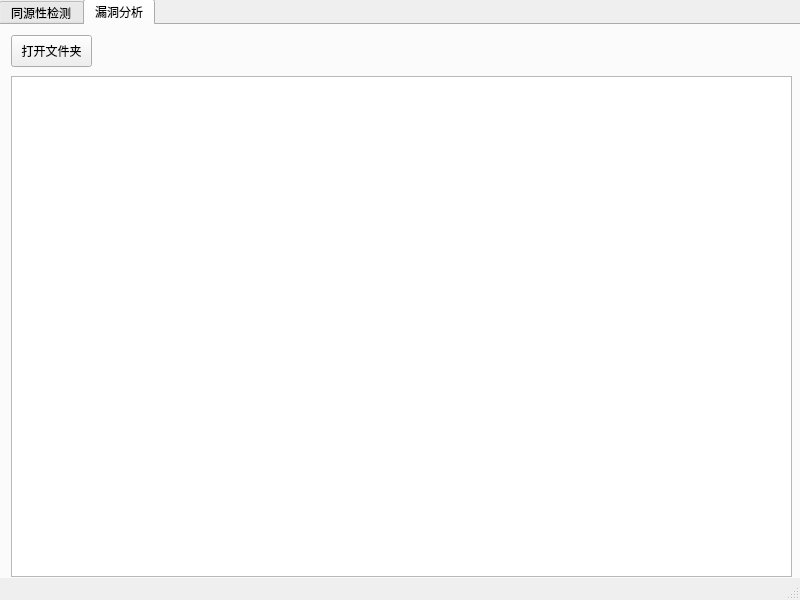
Old version of the form SoftwareSecurityCourseDesign/SoftwareSecurityCourseDesign/mainwindow.ui in the repository yilinfang/SoftwareSecurityCourseDesign.
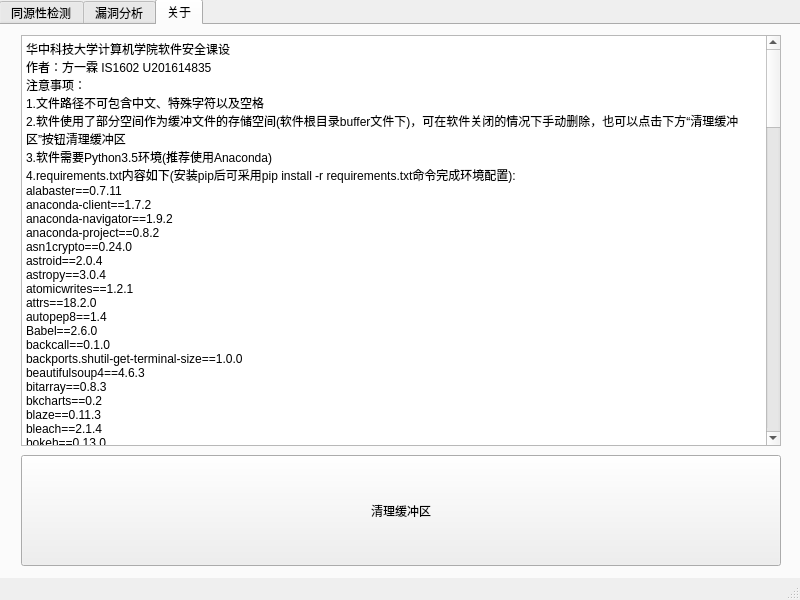
New version of the form.

```diff
--- a/SoftwareSecurityCourseDesign/SoftwareSecurityCourseDesign/mainwindow.ui
+++ b/SoftwareSecurityCourseDesign/SoftwareSecurityCourseDesign/mainwindow.ui
@@ -36,7 +36,7 @@
      </rect>
     </property>
     <property name="currentIndex">
-     <number>1</number>
+     <number>2</number>
     </property>
     <property name="elideMode">
      <enum>Qt::ElideLeft</enum>
@@ -188,6 +188,238 @@
       </property>
      </widget>
     </widget>
+    <widget class="QWidget" name="tab_3">
+     <attribute name="title">
+      <string>关于</string>
+     </attribute>
+     <widget class="QPushButton" name="pushButton_2">
+      <property name="geometry">
+       <rect>
+        <x>20</x>
+        <y>430</y>
+        <width>760</width>
+        <height>111</height>
+       </rect>
+      </property>
+      <property name="text">
+       <string>清理缓冲区</string>
+      </property>
+     </widget>
+     <widget class="QTextBrowser" name="textBrowser">
+      <property name="geometry">
+       <rect>
+        <x>20</x>
+        <y>10</y>
+        <width>760</width>
+        <height>411</height>
+       </rect>
+      </property>
+      <property name="html">
+       <string>&lt;!DOCTYPE HTML PUBLIC &quot;-//W3C//DTD HTML 4.0//EN&quot; &quot;http://www.w3.org/TR/REC-html40/strict.dtd&quot;&gt;
+&lt;html&gt;&lt;head&gt;&lt;meta name=&quot;qrichtext&quot; content=&quot;1&quot; /&gt;&lt;style type=&quot;text/css&quot;&gt;
+p, li { white-space: pre-wrap; }
+&lt;/style&gt;&lt;/head&gt;&lt;body style=&quot; font-family:'SimSun'; font-size:9pt; font-weight:400; font-style:normal;&quot;&gt;
+&lt;p style=&quot; margin-top:0px; margin-bottom:0px; margin-left:0px; margin-right:0px; -qt-block-indent:0; text-indent:0px;&quot;&gt;华中科技大学计算机学院软件安全课设&lt;/p&gt;
+&lt;p style=&quot; margin-top:0px; margin-bottom:0px; margin-left:0px; margin-right:0px; -qt-block-indent:0; text-indent:0px;&quot;&gt;作者：方一霖 IS1602 U201614835&lt;/p&gt;
+&lt;p style=&quot; margin-top:0px; margin-bottom:0px; margin-left:0px; margin-right:0px; -qt-block-indent:0; text-indent:0px;&quot;&gt;注意事项：&lt;/p&gt;
+&lt;p style=&quot; margin-top:0px; margin-bottom:0px; margin-left:0px; margin-right:0px; -qt-block-indent:0; text-indent:0px;&quot;&gt;1.文件路径不可包含中文、特殊字符以及空格&lt;/p&gt;
+&lt;p style=&quot; margin-top:0px; margin-bottom:0px; margin-left:0px; margin-right:0px; -qt-block-indent:0; text-indent:0px;&quot;&gt;2.软件使用了部分空间作为缓冲文件的存储空间(软件根目录buffer文件下)，可在软件关闭的情况下手动删除，也可以点击下方“清理缓冲区”按钮清理缓冲区&lt;/p&gt;
+&lt;p style=&quot; margin-top:0px; margin-bottom:0px; margin-left:0px; margin-right:0px; -qt-block-indent:0; text-indent:0px;&quot;&gt;3.软件需要Python3.5环境(推荐使用Anaconda)&lt;/p&gt;
+&lt;p style=&quot; margin-top:0px; margin-bottom:0px; margin-left:0px; margin-right:0px; -qt-block-indent:0; text-indent:0px;&quot;&gt;4.requirements.txt内容如下(安装pip后可采用pip install -r requirements.txt命令完成环境配置):&lt;/p&gt;
+&lt;p style=&quot; margin-top:0px; margin-bottom:0px; margin-left:0px; margin-right:0px; -qt-block-indent:0; text-indent:0px;&quot;&gt;alabaster==0.7.11&lt;/p&gt;
+&lt;p style=&quot; margin-top:0px; margin-bottom:0px; margin-left:0px; margin-right:0px; -qt-block-indent:0; text-indent:0px;&quot;&gt;anaconda-client==1.7.2&lt;/p&gt;
+&lt;p style=&quot; margin-top:0px; margin-bottom:0px; margin-left:0px; margin-right:0px; -qt-block-indent:0; text-indent:0px;&quot;&gt;anaconda-navigator==1.9.2&lt;/p&gt;
+&lt;p style=&quot; margin-top:0px; margin-bottom:0px; margin-left:0px; margin-right:0px; -qt-block-indent:0; text-indent:0px;&quot;&gt;anaconda-project==0.8.2&lt;/p&gt;
+&lt;p style=&quot; margin-top:0px; margin-bottom:0px; margin-left:0px; margin-right:0px; -qt-block-indent:0; text-indent:0px;&quot;&gt;asn1crypto==0.24.0&lt;/p&gt;
+&lt;p style=&quot; margin-top:0px; margin-bottom:0px; margin-left:0px; margin-right:0px; -qt-block-indent:0; text-indent:0px;&quot;&gt;astroid==2.0.4&lt;/p&gt;
+&lt;p style=&quot; margin-top:0px; margin-bottom:0px; margin-left:0px; margin-right:0px; -qt-block-indent:0; text-indent:0px;&quot;&gt;astropy==3.0.4&lt;/p&gt;
+&lt;p style=&quot; margin-top:0px; margin-bottom:0px; margin-left:0px; margin-right:0px; -qt-block-indent:0; text-indent:0px;&quot;&gt;atomicwrites==1.2.1&lt;/p&gt;
+&lt;p style=&quot; margin-top:0px; margin-bottom:0px; margin-left:0px; margin-right:0px; -qt-block-indent:0; text-indent:0px;&quot;&gt;attrs==18.2.0&lt;/p&gt;
+&lt;p style=&quot; margin-top:0px; margin-bottom:0px; margin-left:0px; margin-right:0px; -qt-block-indent:0; text-indent:0px;&quot;&gt;autopep8==1.4&lt;/p&gt;
+&lt;p style=&quot; margin-top:0px; margin-bottom:0px; margin-left:0px; margin-right:0px; -qt-block-indent:0; text-indent:0px;&quot;&gt;Babel==2.6.0&lt;/p&gt;
+&lt;p style=&quot; margin-top:0px; margin-bottom:0px; margin-left:0px; margin-right:0px; -qt-block-indent:0; text-indent:0px;&quot;&gt;backcall==0.1.0&lt;/p&gt;
+&lt;p style=&quot; margin-top:0px; margin-bottom:0px; margin-left:0px; margin-right:0px; -qt-block-indent:0; text-indent:0px;&quot;&gt;backports.shutil-get-terminal-size==1.0.0&lt;/p&gt;
+&lt;p style=&quot; margin-top:0px; margin-bottom:0px; margin-left:0px; margin-right:0px; -qt-block-indent:0; text-indent:0px;&quot;&gt;beautifulsoup4==4.6.3&lt;/p&gt;
+&lt;p style=&quot; margin-top:0px; margin-bottom:0px; margin-left:0px; margin-right:0px; -qt-block-indent:0; text-indent:0px;&quot;&gt;bitarray==0.8.3&lt;/p&gt;
+&lt;p style=&quot; margin-top:0px; margin-bottom:0px; margin-left:0px; margin-right:0px; -qt-block-indent:0; text-indent:0px;&quot;&gt;bkcharts==0.2&lt;/p&gt;
+&lt;p style=&quot; margin-top:0px; margin-bottom:0px; margin-left:0px; margin-right:0px; -qt-block-indent:0; text-indent:0px;&quot;&gt;blaze==0.11.3&lt;/p&gt;
+&lt;p style=&quot; margin-top:0px; margin-bottom:0px; margin-left:0px; margin-right:0px; -qt-block-indent:0; text-indent:0px;&quot;&gt;bleach==2.1.4&lt;/p&gt;
+&lt;p style=&quot; margin-top:0px; margin-bottom:0px; margin-left:0px; margin-right:0px; -qt-block-indent:0; text-indent:0px;&quot;&gt;bokeh==0.13.0&lt;/p&gt;
+&lt;p style=&quot; margin-top:0px; margin-bottom:0px; margin-left:0px; margin-right:0px; -qt-block-indent:0; text-indent:0px;&quot;&gt;boto==2.49.0&lt;/p&gt;
+&lt;p style=&quot; margin-top:0px; margin-bottom:0px; margin-left:0px; margin-right:0px; -qt-block-indent:0; text-indent:0px;&quot;&gt;Bottleneck==1.2.1&lt;/p&gt;
+&lt;p style=&quot; margin-top:0px; margin-bottom:0px; margin-left:0px; margin-right:0px; -qt-block-indent:0; text-indent:0px;&quot;&gt;certifi==2018.8.24&lt;/p&gt;
+&lt;p style=&quot; margin-top:0px; margin-bottom:0px; margin-left:0px; margin-right:0px; -qt-block-indent:0; text-indent:0px;&quot;&gt;cffi==1.11.5&lt;/p&gt;
+&lt;p style=&quot; margin-top:0px; margin-bottom:0px; margin-left:0px; margin-right:0px; -qt-block-indent:0; text-indent:0px;&quot;&gt;chardet==3.0.4&lt;/p&gt;
+&lt;p style=&quot; margin-top:0px; margin-bottom:0px; margin-left:0px; margin-right:0px; -qt-block-indent:0; text-indent:0px;&quot;&gt;Click==7.0&lt;/p&gt;
+&lt;p style=&quot; margin-top:0px; margin-bottom:0px; margin-left:0px; margin-right:0px; -qt-block-indent:0; text-indent:0px;&quot;&gt;cloudpickle==0.5.6&lt;/p&gt;
+&lt;p style=&quot; margin-top:0px; margin-bottom:0px; margin-left:0px; margin-right:0px; -qt-block-indent:0; text-indent:0px;&quot;&gt;clyent==1.2.2&lt;/p&gt;
+&lt;p style=&quot; margin-top:0px; margin-bottom:0px; margin-left:0px; margin-right:0px; -qt-block-indent:0; text-indent:0px;&quot;&gt;colorama==0.3.9&lt;/p&gt;
+&lt;p style=&quot; margin-top:0px; margin-bottom:0px; margin-left:0px; margin-right:0px; -qt-block-indent:0; text-indent:0px;&quot;&gt;comtypes==1.1.7&lt;/p&gt;
+&lt;p style=&quot; margin-top:0px; margin-bottom:0px; margin-left:0px; margin-right:0px; -qt-block-indent:0; text-indent:0px;&quot;&gt;conda==4.5.11&lt;/p&gt;
+&lt;p style=&quot; margin-top:0px; margin-bottom:0px; margin-left:0px; margin-right:0px; -qt-block-indent:0; text-indent:0px;&quot;&gt;conda-build==3.16.0&lt;/p&gt;
+&lt;p style=&quot; margin-top:0px; margin-bottom:0px; margin-left:0px; margin-right:0px; -qt-block-indent:0; text-indent:0px;&quot;&gt;conda-verify==3.1.1&lt;/p&gt;
+&lt;p style=&quot; margin-top:0px; margin-bottom:0px; margin-left:0px; margin-right:0px; -qt-block-indent:0; text-indent:0px;&quot;&gt;contextlib2==0.5.5&lt;/p&gt;
+&lt;p style=&quot; margin-top:0px; margin-bottom:0px; margin-left:0px; margin-right:0px; -qt-block-indent:0; text-indent:0px;&quot;&gt;cryptography==2.3.1&lt;/p&gt;
+&lt;p style=&quot; margin-top:0px; margin-bottom:0px; margin-left:0px; margin-right:0px; -qt-block-indent:0; text-indent:0px;&quot;&gt;cycler==0.10.0&lt;/p&gt;
+&lt;p style=&quot; margin-top:0px; margin-bottom:0px; margin-left:0px; margin-right:0px; -qt-block-indent:0; text-indent:0px;&quot;&gt;Cython==0.28.5&lt;/p&gt;
+&lt;p style=&quot; margin-top:0px; margin-bottom:0px; margin-left:0px; margin-right:0px; -qt-block-indent:0; text-indent:0px;&quot;&gt;cytoolz==0.9.0.1&lt;/p&gt;
+&lt;p style=&quot; margin-top:0px; margin-bottom:0px; margin-left:0px; margin-right:0px; -qt-block-indent:0; text-indent:0px;&quot;&gt;dask==0.19.3&lt;/p&gt;
+&lt;p style=&quot; margin-top:0px; margin-bottom:0px; margin-left:0px; margin-right:0px; -qt-block-indent:0; text-indent:0px;&quot;&gt;datashape==0.5.4&lt;/p&gt;
+&lt;p style=&quot; margin-top:0px; margin-bottom:0px; margin-left:0px; margin-right:0px; -qt-block-indent:0; text-indent:0px;&quot;&gt;decorator==4.3.0&lt;/p&gt;
+&lt;p style=&quot; margin-top:0px; margin-bottom:0px; margin-left:0px; margin-right:0px; -qt-block-indent:0; text-indent:0px;&quot;&gt;distributed==1.23.3&lt;/p&gt;
+&lt;p style=&quot; margin-top:0px; margin-bottom:0px; margin-left:0px; margin-right:0px; -qt-block-indent:0; text-indent:0px;&quot;&gt;docutils==0.14&lt;/p&gt;
+&lt;p style=&quot; margin-top:0px; margin-bottom:0px; margin-left:0px; margin-right:0px; -qt-block-indent:0; text-indent:0px;&quot;&gt;entrypoints==0.2.3&lt;/p&gt;
+&lt;p style=&quot; margin-top:0px; margin-bottom:0px; margin-left:0px; margin-right:0px; -qt-block-indent:0; text-indent:0px;&quot;&gt;et-xmlfile==1.0.1&lt;/p&gt;
+&lt;p style=&quot; margin-top:0px; margin-bottom:0px; margin-left:0px; margin-right:0px; -qt-block-indent:0; text-indent:0px;&quot;&gt;fastcache==1.0.2&lt;/p&gt;
+&lt;p style=&quot; margin-top:0px; margin-bottom:0px; margin-left:0px; margin-right:0px; -qt-block-indent:0; text-indent:0px;&quot;&gt;filelock==3.0.8&lt;/p&gt;
+&lt;p style=&quot; margin-top:0px; margin-bottom:0px; margin-left:0px; margin-right:0px; -qt-block-indent:0; text-indent:0px;&quot;&gt;Flask==1.0.2&lt;/p&gt;
+&lt;p style=&quot; margin-top:0px; margin-bottom:0px; margin-left:0px; margin-right:0px; -qt-block-indent:0; text-indent:0px;&quot;&gt;Flask-Cors==3.0.6&lt;/p&gt;
+&lt;p style=&quot; margin-top:0px; margin-bottom:0px; margin-left:0px; margin-right:0px; -qt-block-indent:0; text-indent:0px;&quot;&gt;future==0.16.0&lt;/p&gt;
+&lt;p style=&quot; margin-top:0px; margin-bottom:0px; margin-left:0px; margin-right:0px; -qt-block-indent:0; text-indent:0px;&quot;&gt;gevent==1.3.6&lt;/p&gt;
+&lt;p style=&quot; margin-top:0px; margin-bottom:0px; margin-left:0px; margin-right:0px; -qt-block-indent:0; text-indent:0px;&quot;&gt;glob2==0.6&lt;/p&gt;
+&lt;p style=&quot; margin-top:0px; margin-bottom:0px; margin-left:0px; margin-right:0px; -qt-block-indent:0; text-indent:0px;&quot;&gt;greenlet==0.4.15&lt;/p&gt;
+&lt;p style=&quot; margin-top:0px; margin-bottom:0px; margin-left:0px; margin-right:0px; -qt-block-indent:0; text-indent:0px;&quot;&gt;h5py==2.8.0&lt;/p&gt;
+&lt;p style=&quot; margin-top:0px; margin-bottom:0px; margin-left:0px; margin-right:0px; -qt-block-indent:0; text-indent:0px;&quot;&gt;heapdict==1.0.0&lt;/p&gt;
+&lt;p style=&quot; margin-top:0px; margin-bottom:0px; margin-left:0px; margin-right:0px; -qt-block-indent:0; text-indent:0px;&quot;&gt;html5lib==1.0.1&lt;/p&gt;
+&lt;p style=&quot; margin-top:0px; margin-bottom:0px; margin-left:0px; margin-right:0px; -qt-block-indent:0; text-indent:0px;&quot;&gt;idna==2.7&lt;/p&gt;
+&lt;p style=&quot; margin-top:0px; margin-bottom:0px; margin-left:0px; margin-right:0px; -qt-block-indent:0; text-indent:0px;&quot;&gt;imageio==2.4.1&lt;/p&gt;
+&lt;p style=&quot; margin-top:0px; margin-bottom:0px; margin-left:0px; margin-right:0px; -qt-block-indent:0; text-indent:0px;&quot;&gt;imagesize==1.1.0&lt;/p&gt;
+&lt;p style=&quot; margin-top:0px; margin-bottom:0px; margin-left:0px; margin-right:0px; -qt-block-indent:0; text-indent:0px;&quot;&gt;ipykernel==5.0.0&lt;/p&gt;
+&lt;p style=&quot; margin-top:0px; margin-bottom:0px; margin-left:0px; margin-right:0px; -qt-block-indent:0; text-indent:0px;&quot;&gt;ipython==7.0.1&lt;/p&gt;
+&lt;p style=&quot; margin-top:0px; margin-bottom:0px; margin-left:0px; margin-right:0px; -qt-block-indent:0; text-indent:0px;&quot;&gt;ipython-genutils==0.2.0&lt;/p&gt;
+&lt;p style=&quot; margin-top:0px; margin-bottom:0px; margin-left:0px; margin-right:0px; -qt-block-indent:0; text-indent:0px;&quot;&gt;isort==4.3.4&lt;/p&gt;
+&lt;p style=&quot; margin-top:0px; margin-bottom:0px; margin-left:0px; margin-right:0px; -qt-block-indent:0; text-indent:0px;&quot;&gt;itsdangerous==0.24&lt;/p&gt;
+&lt;p style=&quot; margin-top:0px; margin-bottom:0px; margin-left:0px; margin-right:0px; -qt-block-indent:0; text-indent:0px;&quot;&gt;jdcal==1.4&lt;/p&gt;
+&lt;p style=&quot; margin-top:0px; margin-bottom:0px; margin-left:0px; margin-right:0px; -qt-block-indent:0; text-indent:0px;&quot;&gt;jedi==0.12.1&lt;/p&gt;
+&lt;p style=&quot; margin-top:0px; margin-bottom:0px; margin-left:0px; margin-right:0px; -qt-block-indent:0; text-indent:0px;&quot;&gt;Jinja2==2.10&lt;/p&gt;
+&lt;p style=&quot; margin-top:0px; margin-bottom:0px; margin-left:0px; margin-right:0px; -qt-block-indent:0; text-indent:0px;&quot;&gt;jsonschema==2.6.0&lt;/p&gt;
+&lt;p style=&quot; margin-top:0px; margin-bottom:0px; margin-left:0px; margin-right:0px; -qt-block-indent:0; text-indent:0px;&quot;&gt;jupyter-client==5.2.3&lt;/p&gt;
+&lt;p style=&quot; margin-top:0px; margin-bottom:0px; margin-left:0px; margin-right:0px; -qt-block-indent:0; text-indent:0px;&quot;&gt;jupyter-console==5.2.0&lt;/p&gt;
+&lt;p style=&quot; margin-top:0px; margin-bottom:0px; margin-left:0px; margin-right:0px; -qt-block-indent:0; text-indent:0px;&quot;&gt;jupyter-core==4.4.0&lt;/p&gt;
+&lt;p style=&quot; margin-top:0px; margin-bottom:0px; margin-left:0px; margin-right:0px; -qt-block-indent:0; text-indent:0px;&quot;&gt;kiwisolver==1.0.1&lt;/p&gt;
+&lt;p style=&quot; margin-top:0px; margin-bottom:0px; margin-left:0px; margin-right:0px; -qt-block-indent:0; text-indent:0px;&quot;&gt;lazy-object-proxy==1.3.1&lt;/p&gt;
+&lt;p style=&quot; margin-top:0px; margin-bottom:0px; margin-left:0px; margin-right:0px; -qt-block-indent:0; text-indent:0px;&quot;&gt;libarchive-c==2.8&lt;/p&gt;
+&lt;p style=&quot; margin-top:0px; margin-bottom:0px; margin-left:0px; margin-right:0px; -qt-block-indent:0; text-indent:0px;&quot;&gt;llvmlite==0.25.0&lt;/p&gt;
+&lt;p style=&quot; margin-top:0px; margin-bottom:0px; margin-left:0px; margin-right:0px; -qt-block-indent:0; text-indent:0px;&quot;&gt;locket==0.2.0&lt;/p&gt;
+&lt;p style=&quot; margin-top:0px; margin-bottom:0px; margin-left:0px; margin-right:0px; -qt-block-indent:0; text-indent:0px;&quot;&gt;lxml==4.2.5&lt;/p&gt;
+&lt;p style=&quot; margin-top:0px; margin-bottom:0px; margin-left:0px; margin-right:0px; -qt-block-indent:0; text-indent:0px;&quot;&gt;MarkupSafe==1.0&lt;/p&gt;
+&lt;p style=&quot; margin-top:0px; margin-bottom:0px; margin-left:0px; margin-right:0px; -qt-block-indent:0; text-indent:0px;&quot;&gt;matplotlib==3.0.0&lt;/p&gt;
+&lt;p style=&quot; margin-top:0px; margin-bottom:0px; margin-left:0px; margin-right:0px; -qt-block-indent:0; text-indent:0px;&quot;&gt;mccabe==0.6.1&lt;/p&gt;
+&lt;p style=&quot; margin-top:0px; margin-bottom:0px; margin-left:0px; margin-right:0px; -qt-block-indent:0; text-indent:0px;&quot;&gt;menuinst==1.4.14&lt;/p&gt;
+&lt;p style=&quot; margin-top:0px; margin-bottom:0px; margin-left:0px; margin-right:0px; -qt-block-indent:0; text-indent:0px;&quot;&gt;mistune==0.8.3&lt;/p&gt;
+&lt;p style=&quot; margin-top:0px; margin-bottom:0px; margin-left:0px; margin-right:0px; -qt-block-indent:0; text-indent:0px;&quot;&gt;mkl-fft==1.0.6&lt;/p&gt;
+&lt;p style=&quot; margin-top:0px; margin-bottom:0px; margin-left:0px; margin-right:0px; -qt-block-indent:0; text-indent:0px;&quot;&gt;mkl-random==1.0.1&lt;/p&gt;
+&lt;p style=&quot; margin-top:0px; margin-bottom:0px; margin-left:0px; margin-right:0px; -qt-block-indent:0; text-indent:0px;&quot;&gt;more-itertools==4.3.0&lt;/p&gt;
+&lt;p style=&quot; margin-top:0px; margin-bottom:0px; margin-left:0px; margin-right:0px; -qt-block-indent:0; text-indent:0px;&quot;&gt;mpmath==1.0.0&lt;/p&gt;
+&lt;p style=&quot; margin-top:0px; margin-bottom:0px; margin-left:0px; margin-right:0px; -qt-block-indent:0; text-indent:0px;&quot;&gt;msgpack==0.5.6&lt;/p&gt;
+&lt;p style=&quot; margin-top:0px; margin-bottom:0px; margin-left:0px; margin-right:0px; -qt-block-indent:0; text-indent:0px;&quot;&gt;multipledispatch==0.6.0&lt;/p&gt;
+&lt;p style=&quot; margin-top:0px; margin-bottom:0px; margin-left:0px; margin-right:0px; -qt-block-indent:0; text-indent:0px;&quot;&gt;navigator-updater==0.2.1&lt;/p&gt;
+&lt;p style=&quot; margin-top:0px; margin-bottom:0px; margin-left:0px; margin-right:0px; -qt-block-indent:0; text-indent:0px;&quot;&gt;nbconvert==5.3.1&lt;/p&gt;
+&lt;p style=&quot; margin-top:0px; margin-bottom:0px; margin-left:0px; margin-right:0px; -qt-block-indent:0; text-indent:0px;&quot;&gt;nbformat==4.4.0&lt;/p&gt;
+&lt;p style=&quot; margin-top:0px; margin-bottom:0px; margin-left:0px; margin-right:0px; -qt-block-indent:0; text-indent:0px;&quot;&gt;networkx==2.2&lt;/p&gt;
+&lt;p style=&quot; margin-top:0px; margin-bottom:0px; margin-left:0px; margin-right:0px; -qt-block-indent:0; text-indent:0px;&quot;&gt;nltk==3.3&lt;/p&gt;
+&lt;p style=&quot; margin-top:0px; margin-bottom:0px; margin-left:0px; margin-right:0px; -qt-block-indent:0; text-indent:0px;&quot;&gt;nose==1.3.7&lt;/p&gt;
+&lt;p style=&quot; margin-top:0px; margin-bottom:0px; margin-left:0px; margin-right:0px; -qt-block-indent:0; text-indent:0px;&quot;&gt;numba==0.40.0&lt;/p&gt;
+&lt;p style=&quot; margin-top:0px; margin-bottom:0px; margin-left:0px; margin-right:0px; -qt-block-indent:0; text-indent:0px;&quot;&gt;numexpr==2.6.8&lt;/p&gt;
+&lt;p style=&quot; margin-top:0px; margin-bottom:0px; margin-left:0px; margin-right:0px; -qt-block-indent:0; text-indent:0px;&quot;&gt;numpy==1.15.2&lt;/p&gt;
+&lt;p style=&quot; margin-top:0px; margin-bottom:0px; margin-left:0px; margin-right:0px; -qt-block-indent:0; text-indent:0px;&quot;&gt;numpydoc==0.8.0&lt;/p&gt;
+&lt;p style=&quot; margin-top:0px; margin-bottom:0px; margin-left:0px; margin-right:0px; -qt-block-indent:0; text-indent:0px;&quot;&gt;odo==0.5.1&lt;/p&gt;
+&lt;p style=&quot; margin-top:0px; margin-bottom:0px; margin-left:0px; margin-right:0px; -qt-block-indent:0; text-indent:0px;&quot;&gt;olefile==0.46&lt;/p&gt;
+&lt;p style=&quot; margin-top:0px; margin-bottom:0px; margin-left:0px; margin-right:0px; -qt-block-indent:0; text-indent:0px;&quot;&gt;openpyxl==2.5.8&lt;/p&gt;
+&lt;p style=&quot; margin-top:0px; margin-bottom:0px; margin-left:0px; margin-right:0px; -qt-block-indent:0; text-indent:0px;&quot;&gt;packaging==18.0&lt;/p&gt;
+&lt;p style=&quot; margin-top:0px; margin-bottom:0px; margin-left:0px; margin-right:0px; -qt-block-indent:0; text-indent:0px;&quot;&gt;pandas==0.23.4&lt;/p&gt;
+&lt;p style=&quot; margin-top:0px; margin-bottom:0px; margin-left:0px; margin-right:0px; -qt-block-indent:0; text-indent:0px;&quot;&gt;pandocfilters==1.4.2&lt;/p&gt;
+&lt;p style=&quot; margin-top:0px; margin-bottom:0px; margin-left:0px; margin-right:0px; -qt-block-indent:0; text-indent:0px;&quot;&gt;parso==0.3.1&lt;/p&gt;
+&lt;p style=&quot; margin-top:0px; margin-bottom:0px; margin-left:0px; margin-right:0px; -qt-block-indent:0; text-indent:0px;&quot;&gt;partd==0.3.8&lt;/p&gt;
+&lt;p style=&quot; margin-top:0px; margin-bottom:0px; margin-left:0px; margin-right:0px; -qt-block-indent:0; text-indent:0px;&quot;&gt;path.py==11.1.0&lt;/p&gt;
+&lt;p style=&quot; margin-top:0px; margin-bottom:0px; margin-left:0px; margin-right:0px; -qt-block-indent:0; text-indent:0px;&quot;&gt;pathlib2==2.3.2&lt;/p&gt;
+&lt;p style=&quot; margin-top:0px; margin-bottom:0px; margin-left:0px; margin-right:0px; -qt-block-indent:0; text-indent:0px;&quot;&gt;patsy==0.5.0&lt;/p&gt;
+&lt;p style=&quot; margin-top:0px; margin-bottom:0px; margin-left:0px; margin-right:0px; -qt-block-indent:0; text-indent:0px;&quot;&gt;pep8==1.7.1&lt;/p&gt;
+&lt;p style=&quot; margin-top:0px; margin-bottom:0px; margin-left:0px; margin-right:0px; -qt-block-indent:0; text-indent:0px;&quot;&gt;pickleshare==0.7.5&lt;/p&gt;
+&lt;p style=&quot; margin-top:0px; margin-bottom:0px; margin-left:0px; margin-right:0px; -qt-block-indent:0; text-indent:0px;&quot;&gt;Pillow==5.3.0&lt;/p&gt;
+&lt;p style=&quot; margin-top:0px; margin-bottom:0px; margin-left:0px; margin-right:0px; -qt-block-indent:0; text-indent:0px;&quot;&gt;pkginfo==1.4.2&lt;/p&gt;
+&lt;p style=&quot; margin-top:0px; margin-bottom:0px; margin-left:0px; margin-right:0px; -qt-block-indent:0; text-indent:0px;&quot;&gt;pluggy==0.7.1&lt;/p&gt;
+&lt;p style=&quot; margin-top:0px; margin-bottom:0px; margin-left:0px; margin-right:0px; -qt-block-indent:0; text-indent:0px;&quot;&gt;ply==3.11&lt;/p&gt;
+&lt;p style=&quot; margin-top:0px; margin-bottom:0px; margin-left:0px; margin-right:0px; -qt-block-indent:0; text-indent:0px;&quot;&gt;prompt-toolkit==2.0.5&lt;/p&gt;
+&lt;p style=&quot; margin-top:0px; margin-bottom:0px; margin-left:0px; margin-right:0px; -qt-block-indent:0; text-indent:0px;&quot;&gt;psutil==5.4.7&lt;/p&gt;
+&lt;p style=&quot; margin-top:0px; margin-bottom:0px; margin-left:0px; margin-right:0px; -qt-block-indent:0; text-indent:0px;&quot;&gt;py==1.6.0&lt;/p&gt;
+&lt;p style=&quot; margin-top:0px; margin-bottom:0px; margin-left:0px; margin-right:0px; -qt-block-indent:0; text-indent:0px;&quot;&gt;pycodestyle==2.4.0&lt;/p&gt;
+&lt;p style=&quot; margin-top:0px; margin-bottom:0px; margin-left:0px; margin-right:0px; -qt-block-indent:0; text-indent:0px;&quot;&gt;pycosat==0.6.3&lt;/p&gt;
+&lt;p style=&quot; margin-top:0px; margin-bottom:0px; margin-left:0px; margin-right:0px; -qt-block-indent:0; text-indent:0px;&quot;&gt;pycparser==2.19&lt;/p&gt;
+&lt;p style=&quot; margin-top:0px; margin-bottom:0px; margin-left:0px; margin-right:0px; -qt-block-indent:0; text-indent:0px;&quot;&gt;pycrypto==2.6.1&lt;/p&gt;
+&lt;p style=&quot; margin-top:0px; margin-bottom:0px; margin-left:0px; margin-right:0px; -qt-block-indent:0; text-indent:0px;&quot;&gt;pycurl==7.43.0.2&lt;/p&gt;
+&lt;p style=&quot; margin-top:0px; margin-bottom:0px; margin-left:0px; margin-right:0px; -qt-block-indent:0; text-indent:0px;&quot;&gt;pyflakes==2.0.0&lt;/p&gt;
+&lt;p style=&quot; margin-top:0px; margin-bottom:0px; margin-left:0px; margin-right:0px; -qt-block-indent:0; text-indent:0px;&quot;&gt;Pygments==2.2.0&lt;/p&gt;
+&lt;p style=&quot; margin-top:0px; margin-bottom:0px; margin-left:0px; margin-right:0px; -qt-block-indent:0; text-indent:0px;&quot;&gt;pylint==2.1.1&lt;/p&gt;
+&lt;p style=&quot; margin-top:0px; margin-bottom:0px; margin-left:0px; margin-right:0px; -qt-block-indent:0; text-indent:0px;&quot;&gt;pyodbc==4.0.24&lt;/p&gt;
+&lt;p style=&quot; margin-top:0px; margin-bottom:0px; margin-left:0px; margin-right:0px; -qt-block-indent:0; text-indent:0px;&quot;&gt;pyOpenSSL==18.0.0&lt;/p&gt;
+&lt;p style=&quot; margin-top:0px; margin-bottom:0px; margin-left:0px; margin-right:0px; -qt-block-indent:0; text-indent:0px;&quot;&gt;pyparsing==2.2.1&lt;/p&gt;
+&lt;p style=&quot; margin-top:0px; margin-bottom:0px; margin-left:0px; margin-right:0px; -qt-block-indent:0; text-indent:0px;&quot;&gt;pyqt5-tools==5.11.2.1.3&lt;/p&gt;
+&lt;p style=&quot; margin-top:0px; margin-bottom:0px; margin-left:0px; margin-right:0px; -qt-block-indent:0; text-indent:0px;&quot;&gt;PySocks==1.6.8&lt;/p&gt;
+&lt;p style=&quot; margin-top:0px; margin-bottom:0px; margin-left:0px; margin-right:0px; -qt-block-indent:0; text-indent:0px;&quot;&gt;pytest==3.8.2&lt;/p&gt;
+&lt;p style=&quot; margin-top:0px; margin-bottom:0px; margin-left:0px; margin-right:0px; -qt-block-indent:0; text-indent:0px;&quot;&gt;pytest-arraydiff==0.2&lt;/p&gt;
+&lt;p style=&quot; margin-top:0px; margin-bottom:0px; margin-left:0px; margin-right:0px; -qt-block-indent:0; text-indent:0px;&quot;&gt;pytest-astropy==0.4.0&lt;/p&gt;
+&lt;p style=&quot; margin-top:0px; margin-bottom:0px; margin-left:0px; margin-right:0px; -qt-block-indent:0; text-indent:0px;&quot;&gt;pytest-doctestplus==0.1.3&lt;/p&gt;
+&lt;p style=&quot; margin-top:0px; margin-bottom:0px; margin-left:0px; margin-right:0px; -qt-block-indent:0; text-indent:0px;&quot;&gt;pytest-openfiles==0.3.0&lt;/p&gt;
+&lt;p style=&quot; margin-top:0px; margin-bottom:0px; margin-left:0px; margin-right:0px; -qt-block-indent:0; text-indent:0px;&quot;&gt;pytest-remotedata==0.3.0&lt;/p&gt;
+&lt;p style=&quot; margin-top:0px; margin-bottom:0px; margin-left:0px; margin-right:0px; -qt-block-indent:0; text-indent:0px;&quot;&gt;python-dateutil==2.7.3&lt;/p&gt;
+&lt;p style=&quot; margin-top:0px; margin-bottom:0px; margin-left:0px; margin-right:0px; -qt-block-indent:0; text-indent:0px;&quot;&gt;python-dotenv==0.9.1&lt;/p&gt;
+&lt;p style=&quot; margin-top:0px; margin-bottom:0px; margin-left:0px; margin-right:0px; -qt-block-indent:0; text-indent:0px;&quot;&gt;python-Levenshtein==0.12.0&lt;/p&gt;
+&lt;p style=&quot; margin-top:0px; margin-bottom:0px; margin-left:0px; margin-right:0px; -qt-block-indent:0; text-indent:0px;&quot;&gt;pytz==2018.5&lt;/p&gt;
+&lt;p style=&quot; margin-top:0px; margin-bottom:0px; margin-left:0px; margin-right:0px; -qt-block-indent:0; text-indent:0px;&quot;&gt;PyWavelets==1.0.1&lt;/p&gt;
+&lt;p style=&quot; margin-top:0px; margin-bottom:0px; margin-left:0px; margin-right:0px; -qt-block-indent:0; text-indent:0px;&quot;&gt;pywin32==223&lt;/p&gt;
+&lt;p style=&quot; margin-top:0px; margin-bottom:0px; margin-left:0px; margin-right:0px; -qt-block-indent:0; text-indent:0px;&quot;&gt;pywinpty==0.5.4&lt;/p&gt;
+&lt;p style=&quot; margin-top:0px; margin-bottom:0px; margin-left:0px; margin-right:0px; -qt-block-indent:0; text-indent:0px;&quot;&gt;PyYAML==3.13&lt;/p&gt;
+&lt;p style=&quot; margin-top:0px; margin-bottom:0px; margin-left:0px; margin-right:0px; -qt-block-indent:0; text-indent:0px;&quot;&gt;pyzmq==17.1.2&lt;/p&gt;
+&lt;p style=&quot; margin-top:0px; margin-bottom:0px; margin-left:0px; margin-right:0px; -qt-block-indent:0; text-indent:0px;&quot;&gt;QtAwesome==0.5.0&lt;/p&gt;
+&lt;p style=&quot; margin-top:0px; margin-bottom:0px; margin-left:0px; margin-right:0px; -qt-block-indent:0; text-indent:0px;&quot;&gt;QtPy==1.5.1&lt;/p&gt;
+&lt;p style=&quot; margin-top:0px; margin-bottom:0px; margin-left:0px; margin-right:0px; -qt-block-indent:0; text-indent:0px;&quot;&gt;regex==2018.8.29&lt;/p&gt;
+&lt;p style=&quot; margin-top:0px; margin-bottom:0px; margin-left:0px; margin-right:0px; -qt-block-indent:0; text-indent:0px;&quot;&gt;requests==2.19.1&lt;/p&gt;
+&lt;p style=&quot; margin-top:0px; margin-bottom:0px; margin-left:0px; margin-right:0px; -qt-block-indent:0; text-indent:0px;&quot;&gt;rope==0.11.0&lt;/p&gt;
+&lt;p style=&quot; margin-top:0px; margin-bottom:0px; margin-left:0px; margin-right:0px; -qt-block-indent:0; text-indent:0px;&quot;&gt;ruamel-yaml==0.15.46&lt;/p&gt;
+&lt;p style=&quot; margin-top:0px; margin-bottom:0px; margin-left:0px; margin-right:0px; -qt-block-indent:0; text-indent:0px;&quot;&gt;scikit-image==0.14.0&lt;/p&gt;
+&lt;p style=&quot; margin-top:0px; margin-bottom:0px; margin-left:0px; margin-right:0px; -qt-block-indent:0; text-indent:0px;&quot;&gt;scikit-learn==0.20.0&lt;/p&gt;
+&lt;p style=&quot; margin-top:0px; margin-bottom:0px; margin-left:0px; margin-right:0px; -qt-block-indent:0; text-indent:0px;&quot;&gt;scipy==1.1.0&lt;/p&gt;
+&lt;p style=&quot; margin-top:0px; margin-bottom:0px; margin-left:0px; margin-right:0px; -qt-block-indent:0; text-indent:0px;&quot;&gt;seaborn==0.9.0&lt;/p&gt;
+&lt;p style=&quot; margin-top:0px; margin-bottom:0px; margin-left:0px; margin-right:0px; -qt-block-indent:0; text-indent:0px;&quot;&gt;Send2Trash==1.5.0&lt;/p&gt;
+&lt;p style=&quot; margin-top:0px; margin-bottom:0px; margin-left:0px; margin-right:0px; -qt-block-indent:0; text-indent:0px;&quot;&gt;simplegeneric==0.8.1&lt;/p&gt;
+&lt;p style=&quot; margin-top:0px; margin-bottom:0px; margin-left:0px; margin-right:0px; -qt-block-indent:0; text-indent:0px;&quot;&gt;singledispatch==3.4.0.3&lt;/p&gt;
+&lt;p style=&quot; margin-top:0px; margin-bottom:0px; margin-left:0px; margin-right:0px; -qt-block-indent:0; text-indent:0px;&quot;&gt;six==1.11.0&lt;/p&gt;
+&lt;p style=&quot; margin-top:0px; margin-bottom:0px; margin-left:0px; margin-right:0px; -qt-block-indent:0; text-indent:0px;&quot;&gt;snowballstemmer==1.2.1&lt;/p&gt;
+&lt;p style=&quot; margin-top:0px; margin-bottom:0px; margin-left:0px; margin-right:0px; -qt-block-indent:0; text-indent:0px;&quot;&gt;sortedcollections==1.0.1&lt;/p&gt;
+&lt;p style=&quot; margin-top:0px; margin-bottom:0px; margin-left:0px; margin-right:0px; -qt-block-indent:0; text-indent:0px;&quot;&gt;sortedcontainers==2.0.5&lt;/p&gt;
+&lt;p style=&quot; margin-top:0px; margin-bottom:0px; margin-left:0px; margin-right:0px; -qt-block-indent:0; text-indent:0px;&quot;&gt;Sphinx==1.8.1&lt;/p&gt;
+&lt;p style=&quot; margin-top:0px; margin-bottom:0px; margin-left:0px; margin-right:0px; -qt-block-indent:0; text-indent:0px;&quot;&gt;sphinxcontrib-websupport==1.1.0&lt;/p&gt;
+&lt;p style=&quot; margin-top:0px; margin-bottom:0px; margin-left:0px; margin-right:0px; -qt-block-indent:0; text-indent:0px;&quot;&gt;SQLAlchemy==1.2.12&lt;/p&gt;
+&lt;p style=&quot; margin-top:0px; margin-bottom:0px; margin-left:0px; margin-right:0px; -qt-block-indent:0; text-indent:0px;&quot;&gt;statsmodels==0.9.0&lt;/p&gt;
+&lt;p style=&quot; margin-top:0px; margin-bottom:0px; margin-left:0px; margin-right:0px; -qt-block-indent:0; text-indent:0px;&quot;&gt;sympy==1.3&lt;/p&gt;
+&lt;p style=&quot; margin-top:0px; margin-bottom:0px; margin-left:0px; margin-right:0px; -qt-block-indent:0; text-indent:0px;&quot;&gt;tables==3.4.4&lt;/p&gt;
+&lt;p style=&quot; margin-top:0px; margin-bottom:0px; margin-left:0px; margin-right:0px; -qt-block-indent:0; text-indent:0px;&quot;&gt;tblib==1.3.2&lt;/p&gt;
+&lt;p style=&quot; margin-top:0px; margin-bottom:0px; margin-left:0px; margin-right:0px; -qt-block-indent:0; text-indent:0px;&quot;&gt;terminado==0.8.1&lt;/p&gt;
+&lt;p style=&quot; margin-top:0px; margin-bottom:0px; margin-left:0px; margin-right:0px; -qt-block-indent:0; text-indent:0px;&quot;&gt;testpath==0.4.2&lt;/p&gt;
+&lt;p style=&quot; margin-top:0px; margin-bottom:0px; margin-left:0px; margin-right:0px; -qt-block-indent:0; text-indent:0px;&quot;&gt;toolz==0.9.0&lt;/p&gt;
+&lt;p style=&quot; margin-top:0px; margin-bottom:0px; margin-left:0px; margin-right:0px; -qt-block-indent:0; text-indent:0px;&quot;&gt;tornado==5.1.1&lt;/p&gt;
+&lt;p style=&quot; margin-top:0px; margin-bottom:0px; margin-left:0px; margin-right:0px; -qt-block-indent:0; text-indent:0px;&quot;&gt;tqdm==4.26.0&lt;/p&gt;
+&lt;p style=&quot; margin-top:0px; margin-bottom:0px; margin-left:0px; margin-right:0px; -qt-block-indent:0; text-indent:0px;&quot;&gt;traitlets==4.3.2&lt;/p&gt;
+&lt;p style=&quot; margin-top:0px; margin-bottom:0px; margin-left:0px; margin-right:0px; -qt-block-indent:0; text-indent:0px;&quot;&gt;typed-ast==1.1.0&lt;/p&gt;
+&lt;p style=&quot; margin-top:0px; margin-bottom:0px; margin-left:0px; margin-right:0px; -qt-block-indent:0; text-indent:0px;&quot;&gt;typing==3.6.4&lt;/p&gt;
+&lt;p style=&quot; margin-top:0px; margin-bottom:0px; margin-left:0px; margin-right:0px; -qt-block-indent:0; text-indent:0px;&quot;&gt;unicodecsv==0.14.1&lt;/p&gt;
+&lt;p style=&quot; margin-top:0px; margin-bottom:0px; margin-left:0px; margin-right:0px; -qt-block-indent:0; text-indent:0px;&quot;&gt;urllib3==1.23&lt;/p&gt;
+&lt;p style=&quot; margin-top:0px; margin-bottom:0px; margin-left:0px; margin-right:0px; -qt-block-indent:0; text-indent:0px;&quot;&gt;wcwidth==0.1.7&lt;/p&gt;
+&lt;p style=&quot; margin-top:0px; margin-bottom:0px; margin-left:0px; margin-right:0px; -qt-block-indent:0; text-indent:0px;&quot;&gt;webencodings==0.5.1&lt;/p&gt;
+&lt;p style=&quot; margin-top:0px; margin-bottom:0px; margin-left:0px; margin-right:0px; -qt-block-indent:0; text-indent:0px;&quot;&gt;Werkzeug==0.14.1&lt;/p&gt;
+&lt;p style=&quot; margin-top:0px; margin-bottom:0px; margin-left:0px; margin-right:0px; -qt-block-indent:0; text-indent:0px;&quot;&gt;win-inet-pton==1.0.1&lt;/p&gt;
+&lt;p style=&quot; margin-top:0px; margin-bottom:0px; margin-left:0px; margin-right:0px; -qt-block-indent:0; text-indent:0px;&quot;&gt;win-unicode-console==0.5&lt;/p&gt;
+&lt;p style=&quot; margin-top:0px; margin-bottom:0px; margin-left:0px; margin-right:0px; -qt-block-indent:0; text-indent:0px;&quot;&gt;wincertstore==0.2&lt;/p&gt;
+&lt;p style=&quot; margin-top:0px; margin-bottom:0px; margin-left:0px; margin-right:0px; -qt-block-indent:0; text-indent:0px;&quot;&gt;wrapt==1.10.11&lt;/p&gt;
+&lt;p style=&quot; margin-top:0px; margin-bottom:0px; margin-left:0px; margin-right:0px; -qt-block-indent:0; text-indent:0px;&quot;&gt;xlrd==1.1.0&lt;/p&gt;
+&lt;p style=&quot; margin-top:0px; margin-bottom:0px; margin-left:0px; margin-right:0px; -qt-block-indent:0; text-indent:0px;&quot;&gt;XlsxWriter==1.1.1&lt;/p&gt;
+&lt;p style=&quot; margin-top:0px; margin-bottom:0px; margin-left:0px; margin-right:0px; -qt-block-indent:0; text-indent:0px;&quot;&gt;xlwings==0.11.8&lt;/p&gt;
+&lt;p style=&quot; margin-top:0px; margin-bottom:0px; margin-left:0px; margin-right:0px; -qt-block-indent:0; text-indent:0px;&quot;&gt;xlwt==1.3.0&lt;/p&gt;
+&lt;p style=&quot; margin-top:0px; margin-bottom:0px; margin-left:0px; margin-right:0px; -qt-block-indent:0; text-indent:0px;&quot;&gt;zict==0.1.3&lt;/p&gt;&lt;/body&gt;&lt;/html&gt;</string>
+      </property>
+     </widget>
+    </widget>
    </widget>
   </widget>
   <widget class="QStatusBar" name="statusBar"/>
```
Left out of the diff: 4 changed lines with no effect on the pictures.
